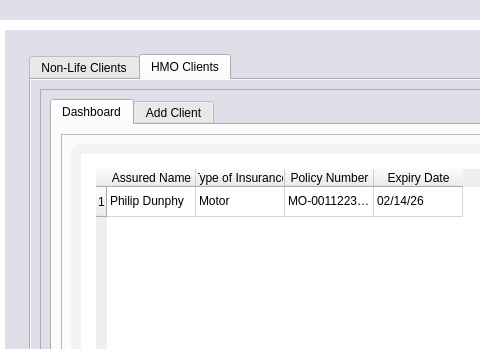
This is QtGUI/form.ui in Ponard/InvestoPinoy as Qt 5 draws it before an edit; both pictures show x 131 to 611 and y 0 to 349 of the 1280 by 806 pixel window. The edited form follows.
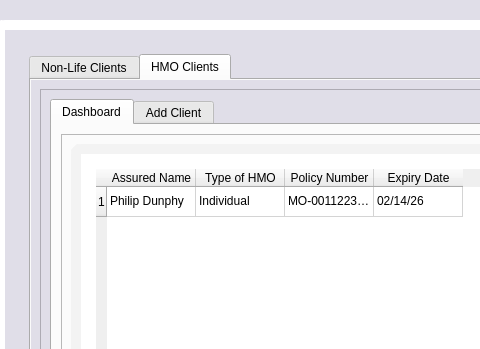
This is the edited form. The open tabs and pages were chosen to show the change.

Commit message:
minor fix: change column name in Policies dashboard
Type of Insurance -> Type of HMO

Patch:
```diff
--- a/QtGUI/form.ui
+++ b/QtGUI/form.ui
@@ -2739,7 +2739,7 @@
                           </column>
                           <column>
                            <property name="text">
-                            <string>Type of Insurance</string>
+                            <string>Type of HMO</string>
                            </property>
                           </column>
                           <column>
@@ -2759,7 +2759,7 @@
                           </item>
                           <item row="0" column="1">
                            <property name="text">
-                            <string>Motor</string>
+                            <string>Individual</string>
                            </property>
                           </item>
                           <item row="0" column="2">
```
Left out of the diff: 2 changed lines with no effect on the pictures.
